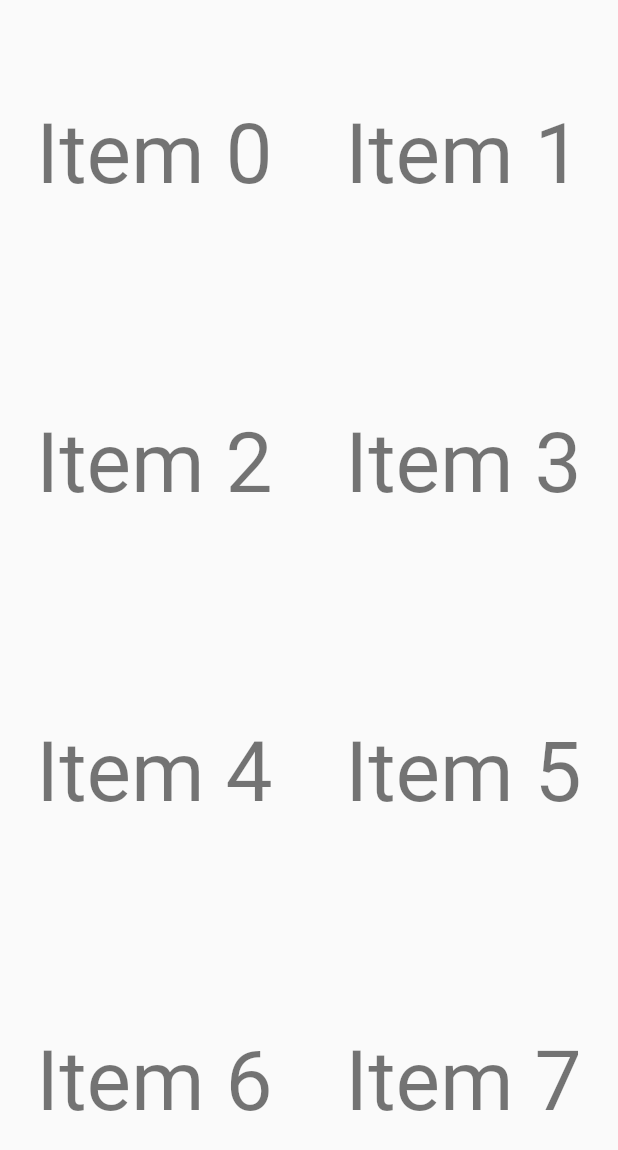
After one commit to hitesh-dhamshaniya/shopping_cart_demo, a Flutter app: the GridViewExample screen opened directly, on a phone screen of 412 x 824 dp. The commit adds this screen. Shown: the top 1150 px of the screen. Run offline on Flutter 3.47's test engine with Material 2 defaults, Android fonts, the phone set to English and light mode, and no system bars; our stand-ins replace transparent_image; network calls fail.

Commit message:
GridViewExample.dart GifImage.dart Added

```diff
--- /dev/null
+++ b/lib/screen/GridViewExample.dart
@@ -0,0 +1,27 @@
+import 'package:flutter/material.dart';
+
+class GridViewExample extends StatelessWidget {
+  @override
+  Widget build(BuildContext context) {
+    return Scaffold(
+      body: buildGridView(context),
+    );
+  }
+
+  Widget buildGridView(BuildContext context) {
+    return GridView.count(
+      crossAxisCount: 2,
+      children: List.generate(
+        100,
+        (index) {
+          return Center(
+            child: Text(
+              'Item $index',
+              style: Theme.of(context).textTheme.headline2,
+            ),
+          );
+        },
+      ),
+    );
+  }
+}
--- a/pubspec.yaml
+++ b/pubspec.yaml
@@ -28,6 +28,7 @@ dependencies:
   # Use with the CupertinoIcons class for iOS style icons.
   cupertino_icons: ^0.1.3
   provider: ^4.1.2
+  transparent_image: ^1.0.0
 
 dev_dependencies:
   flutter_test:
```
Also changed, not shown: lib/main.dart (+11 -0 lines), lib/screen/GifImage.dart (added, +39 -0 lines), pubspec.lock, 1 other file.
